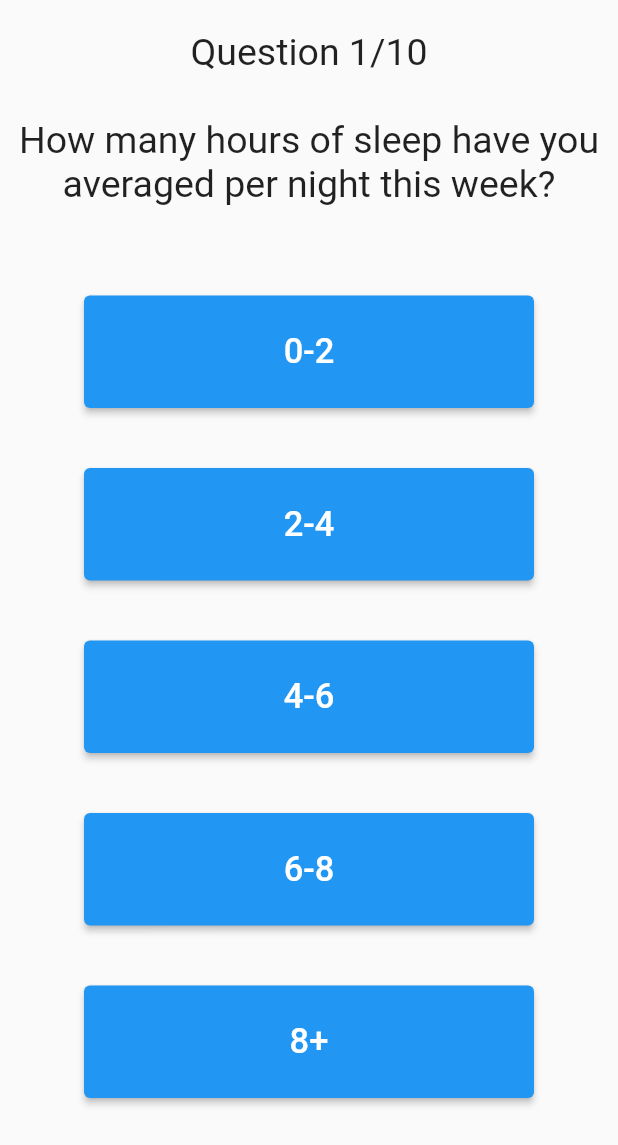
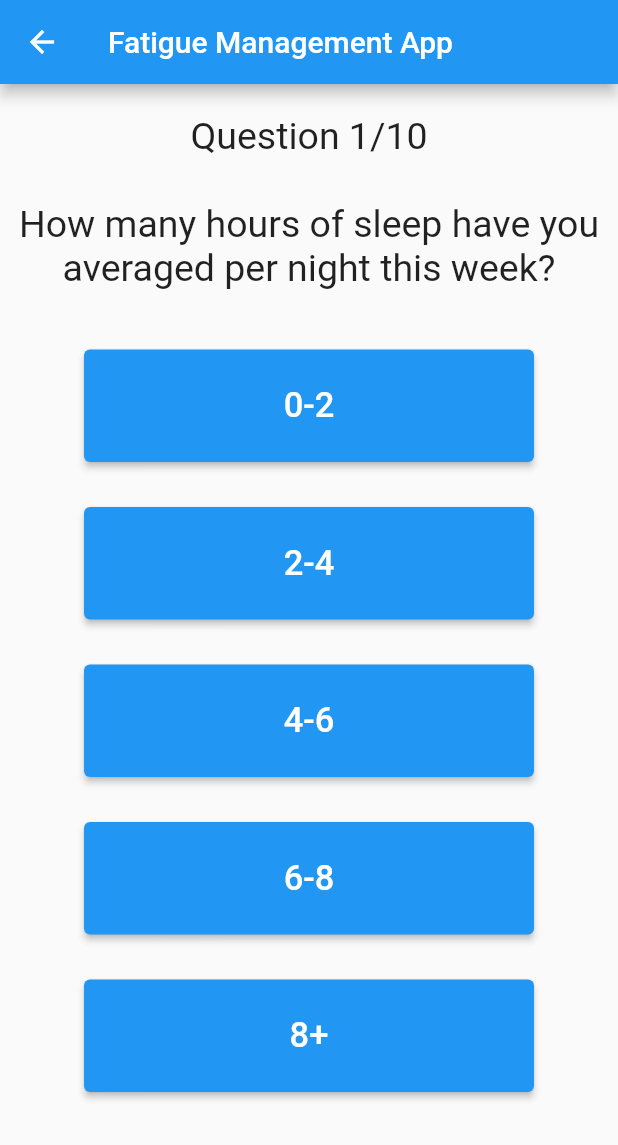
Before and after one commit to FalconLuma/-DECO38010--VillersBoysII, a Flutter app: the QuestionaireTestPage screen opened directly with empty values, on a phone screen of 412 x 824 dp. Shown: the top 1145 px of the screen. Run offline on Flutter 3.47's test engine with Material 2 defaults, Android fonts, the phone set to English and light mode, and no system bars.

Commit message:
Added the top appbar to questionaire

```diff
--- a/villers_boys_ii/lib/questionaire_test.dart
+++ b/villers_boys_ii/lib/questionaire_test.dart
@@ -225,6 +225,11 @@ class _QuestionaireTestState extends State<QuestionaireTestPage> {
           }
         },
         child: Scaffold(
+          appBar: AppBar(
+            // Here we take the value from the HomePage object that was created by
+            // the App.build method, and use it to set our appbar title.
+            title: Text('Fatigue Management App'),
+          ),
           body: Center(
             // Center is a layout widget. It takes a single child and positions it
             // in the middle of the parent.
@@ -257,7 +262,7 @@ class _QuestionaireTestState extends State<QuestionaireTestPage> {
                   ),
                 ),
                 Padding(
-                  padding: const EdgeInsets.only(top: 10, bottom: 40),
+                  padding: const EdgeInsets.only(top: 10, bottom: 25),
                   child: Text(
                     questions[_counter],
                     style: const TextStyle(fontSize: 25),
@@ -265,7 +270,7 @@ class _QuestionaireTestState extends State<QuestionaireTestPage> {
                   ),
                 ),
                 Padding(
-                    padding: const EdgeInsets.all(20),
+                    padding: const EdgeInsets.all(15),
                     child: ElevatedButton(
                         onPressed: () {
                           setState(() {
@@ -290,7 +295,7 @@ class _QuestionaireTestState extends State<QuestionaireTestPage> {
                           textAlign: TextAlign.center,
                         ))),
                 Padding(
-                    padding: const EdgeInsets.all(20),
+                    padding: const EdgeInsets.all(15),
                     child: ElevatedButton(
                         onPressed: () {
                           setState(() {
@@ -312,7 +317,7 @@ class _QuestionaireTestState extends State<QuestionaireTestPage> {
                           textAlign: TextAlign.center,
                         ))),
                 Padding(
-                    padding: const EdgeInsets.all(20),
+                    padding: const EdgeInsets.all(15),
                     child: ElevatedButton(
                         onPressed: () {
                           setState(() {
@@ -334,7 +339,7 @@ class _QuestionaireTestState extends State<QuestionaireTestPage> {
                           textAlign: TextAlign.center,
                         ))),
                 Padding(
-                    padding: const EdgeInsets.all(20),
+                    padding: const EdgeInsets.all(15),
                     child: ElevatedButton(
                         onPressed: () {
                           setState(() {
@@ -356,7 +361,7 @@ class _QuestionaireTestState extends State<QuestionaireTestPage> {
                           textAlign: TextAlign.center,
                         ))),
                 Padding(
-                    padding: const EdgeInsets.all(20),
+                    padding: const EdgeInsets.all(15),
                     child: ElevatedButton(
                         onPressed: () {
                           setState(() {
```
